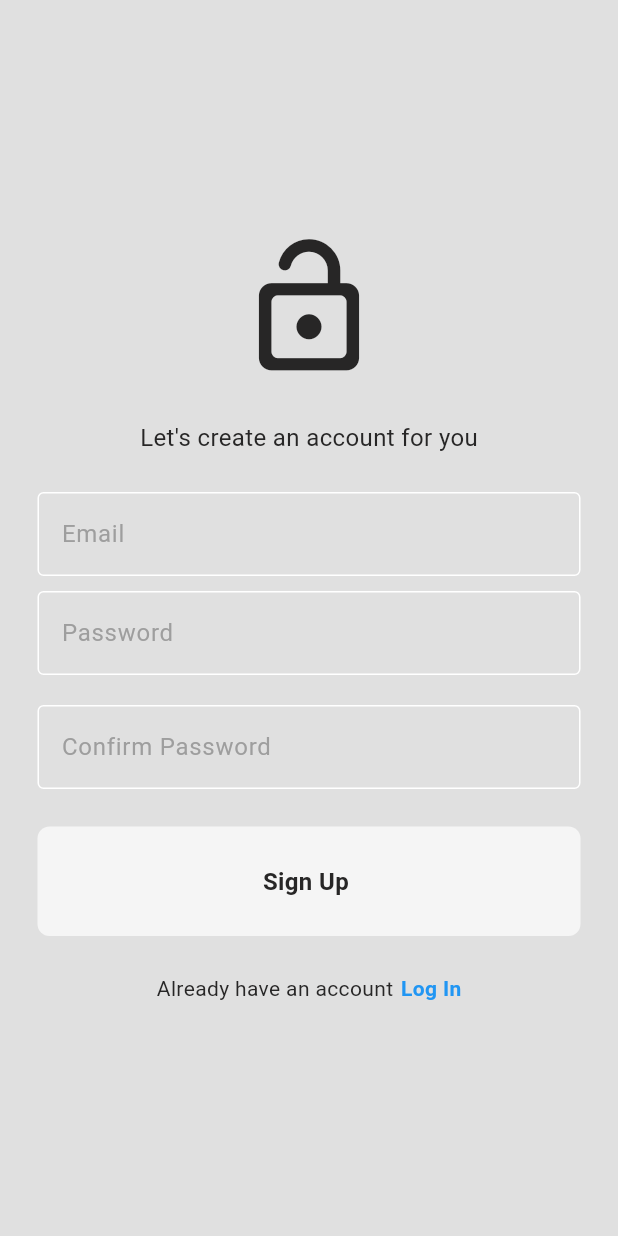
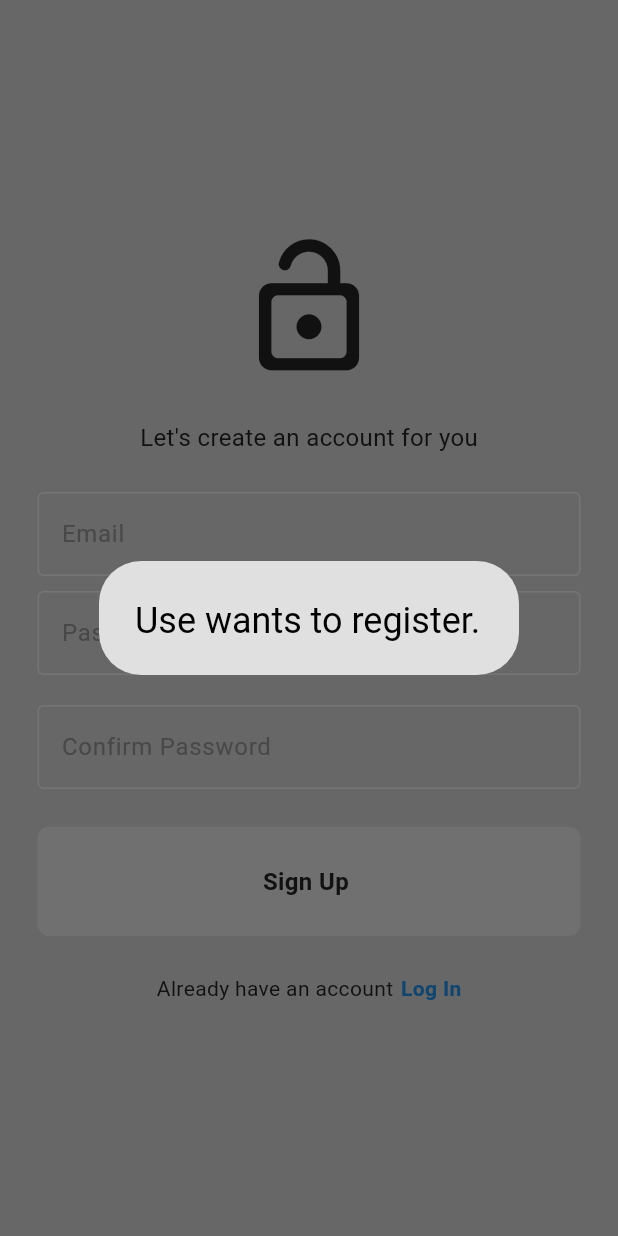
Before and after one commit to R-Htu/deliveryapp, a Flutter app: the screen it shows after launch, after a tap on "Register Now", after a tap on "Sign Up", on a phone screen of 412 x 824 dp. Run offline on Flutter 3.47's test engine with Material 3 defaults, Android fonts, the phone set to English and light mode, and no system bars; our stand-ins replace firebase_auth, firebase_core, flutter_credit_card; accounts and stored records are empty.

```diff
--- a/lib/main.dart
+++ b/lib/main.dart
@@ -1,29 +1,36 @@
-import 'package:deliveryapp/auth/login_or_register.dart';
+import 'package:deliveryapp/servicecs/auth/login_or_register.dart';
+import 'package:deliveryapp/firebase_options.dart';
 import 'package:deliveryapp/models/restaurant.dart';
+import 'package:deliveryapp/servicecs/auth_gate.dart';
 import 'package:deliveryapp/theme/theme_provider.dart';
 import 'package:flutter/material.dart';
 import 'package:provider/provider.dart';
+import 'package:firebase_core/firebase_core.dart';
 
-void main() {
+void main() async {
   WidgetsFlutterBinding.ensureInitialized();
-  runApp(MultiProvider(
-    providers: [
-      ChangeNotifierProvider(create: (context) => ThemeProvider()),
-      ChangeNotifierProvider(create: (context) => Restaurant()),
-    ],
-    child: const MyApp(),
-  ));
+
+  await Firebase.initializeApp(options: DefaultFirebaseOptions.currentPlatform);
+
+  runApp(
+    MultiProvider(
+      providers: [
+        ChangeNotifierProvider(create: (context) => ThemeProvider()),
+        ChangeNotifierProvider(create: (context) => Restaurant()),
+      ],
+      child: const MyApp(),
+    ),
+  );
 }
 
 class MyApp extends StatelessWidget {
   const MyApp({super.key});
 
-  // This widget is the root of your application.
   @override
   Widget build(BuildContext context) {
     return MaterialApp(
       debugShowCheckedModeBanner: false,
-      home: LoginOrRegister(),
+      home: AuthGate(),
       theme: Provider.of<ThemeProvider>(context).themeData,
     );
   }
--- a/lib/pages/register_page.dart
+++ b/lib/pages/register_page.dart
@@ -15,6 +15,20 @@ class _RegisterPageState extends State<RegisterPage> {
   final TextEditingController confirmPasswordController =
       TextEditingController();
   final TextEditingController passwordController = TextEditingController();
+
+  //register method
+  void register() async {
+    /*
+    fill out authetication here...
+     */
+    showDialog(
+        context: context,
+        builder: (context) => AlertDialog(
+              backgroundColor: Theme.of(context).scaffoldBackgroundColor,
+              title: const Text("Use wants to register."),
+            ));
+  }
+
   @override
   Widget build(BuildContext context) {
     return Scaffold(
@@ -74,7 +88,7 @@ class _RegisterPageState extends State<RegisterPage> {
             ),
             MyButton(
               text: 'Sign Up ',
-              onTap: () {},
+              onTap: register,
               style: TextButton.styleFrom(
                 backgroundColor: Colors.red, // Or a color of your choice
                 padding: EdgeInsets.symmetric(vertical: 15, horizontal: 30),
--- /dev/null
+++ b/lib/servicecs/auth_gate.dart
@@ -0,0 +1,23 @@
+import 'package:deliveryapp/pages/home_page.dart';
+import 'package:deliveryapp/servicecs/auth/login_or_register.dart';
+import 'package:firebase_auth/firebase_auth.dart';
+import 'package:flutter/material.dart';
+
+class AuthGate extends StatelessWidget {
+  const AuthGate({super.key});
+
+  @override
+  Widget build(BuildContext context) {
+    return Scaffold(
+      body: StreamBuilder(
+          stream: FirebaseAuth.instance.authStateChanges(),
+          builder: (context, snapshot) {
+            if (snapshot.hasData) {
+              return const HomePage();
+            } else {
+              return const LoginOrRegister();
+            }
+          }),
+    );
+  }
+}
--- a/pubspec.yaml
+++ b/pubspec.yaml
@@ -36,8 +36,10 @@ dependencies:
   cupertino_icons: ^1.0.8
   provider: ^6.1.2
   collection: ^1.19.0
-  flutter_credit_card: ^4.0.1
   intl: ^0.20.2
+  flutter_credit_card: ^4.1.0
+  firebase_core: ^3.12.1
+  firebase_auth: ^5.5.1
 
 dev_dependencies:
   flutter_test:
```
Also changed, not shown: lib/pages/delivery_progress_page.dart (+17 -2 lines), lib/servicecs/auth/auth_service.dart (added, +44 -0 lines), firebase.json (added), lib/firebase_options.dart (added), lib/servicecs/auth/login_or_register.dart (renamed from lib/auth/login_or_register.dart), pubspec.lock, 8 other files.
